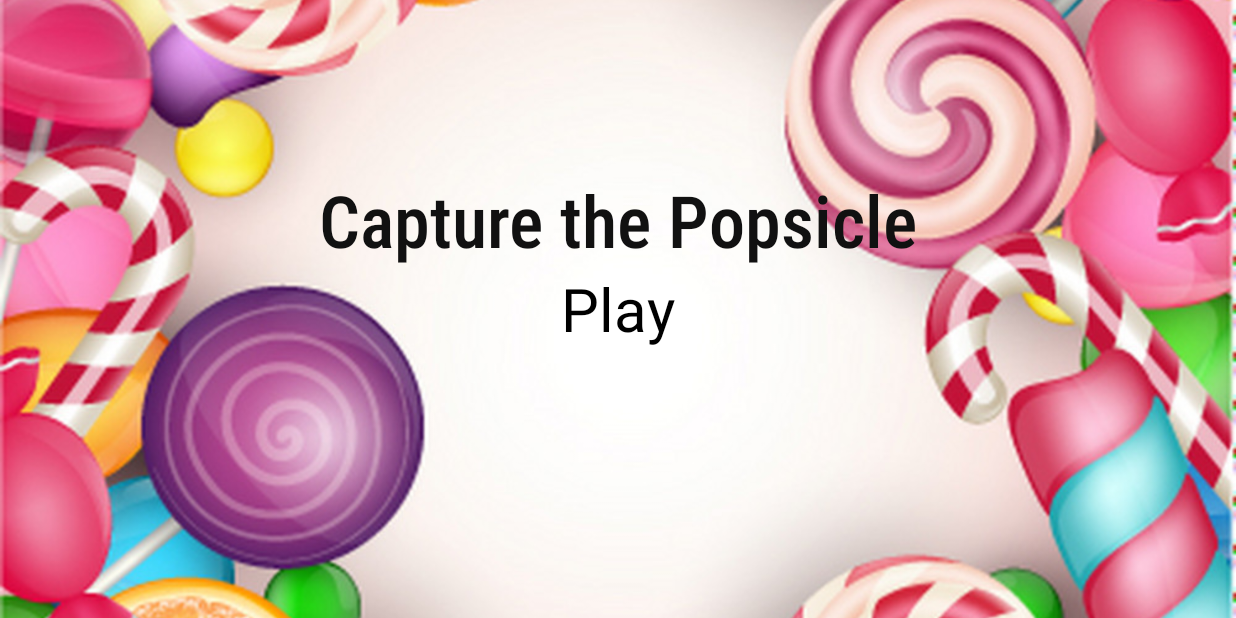
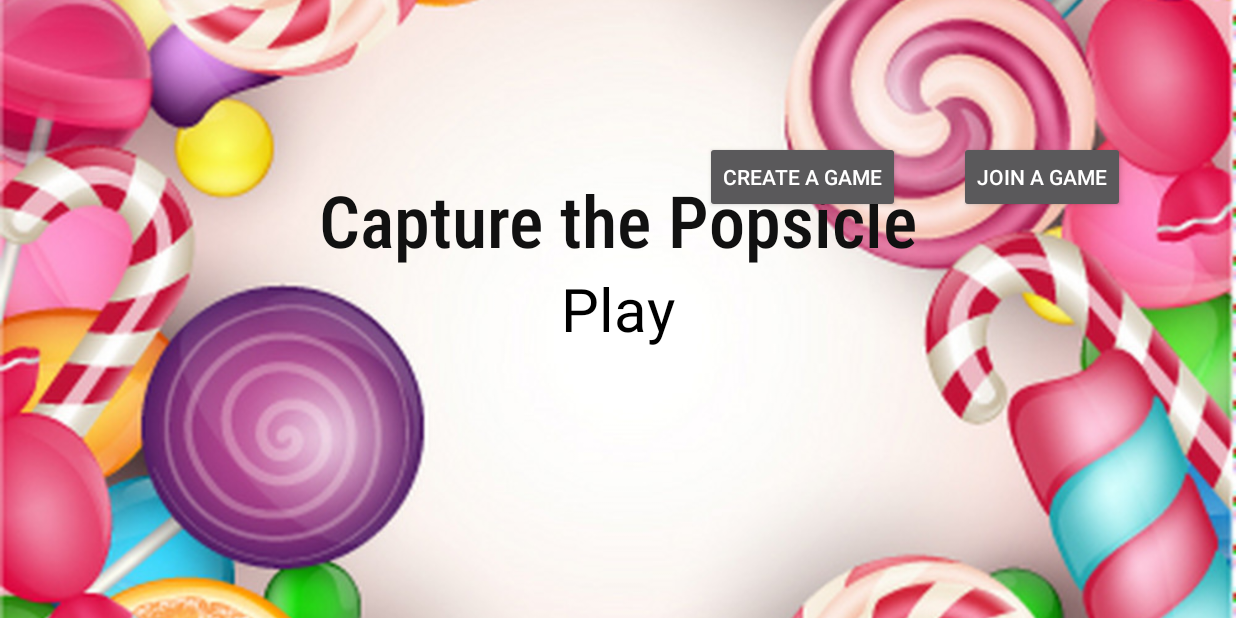
Before and after one commit to raihanahnabilah/popsicle-project, an Android app: the screen it shows after launch (StartGamePage), on a phone screen of 824 x 412 dp (held sideways). Run offline under Robolectric (Android 15) with nearby library versions, the phone set to English and light mode, and no system bars.

Commit message:
added createGame and joinGame activity pages w/ associated buttons

```diff
--- a/app/src/main/java/com/example/popsicleproject/GraphicsRenderer.java
+++ b/app/src/main/java/com/example/popsicleproject/GraphicsRenderer.java
@@ -25,7 +25,7 @@ public class GraphicsRenderer extends SurfaceView implements Runnable {
     private MainActivity activity;
     private List<Syrup> syrupsA1, syrupsA2, syrupsB1, syrupsB2;
 
-//    public GraphicsRenderer(Context context, int screenX, int screenY){
+//  public GraphicsRenderer(Context context, int screenX, int screenY){
     public GraphicsRenderer(MainActivity activity, int screenX, int screenY){
         super(activity);
 
--- /dev/null
+++ b/app/src/main/java/com/example/popsicleproject/Model.java
@@ -0,0 +1,4 @@
+package com.example.popsicleproject;
+
+public class Model {
+}
--- a/app/src/main/java/com/example/popsicleproject/StartGamePage.java
+++ b/app/src/main/java/com/example/popsicleproject/StartGamePage.java
@@ -6,8 +6,12 @@ import android.content.Intent;
 import android.os.Bundle;
 import android.view.View;
 import android.view.WindowManager;
+import android.widget.Button;
 
 public class StartGamePage extends AppCompatActivity {
+    // private Button playButton;
+    private Button createGameButton;
+    private Button joinGameButton;
 
     @Override
     protected void onCreate(Bundle savedInstanceState) {
@@ -15,6 +19,24 @@ public class StartGamePage extends AppCompatActivity {
         setContentView(R.layout.activity_start_game_page);
 
         getWindow().setFlags(WindowManager.LayoutParams.FLAG_FULLSCREEN, WindowManager.LayoutParams.FLAG_FULLSCREEN);
+
+
+        createGameButton = (Button) findViewById(R.id.button1);
+        createGameButton.setOnClickListener(new View.OnClickListener() {
+            @Override
+            public void onClick(View v) {
+                createGameActivity();
+            }
+        });
+
+        joinGameButton = (Button) findViewById(R.id.button2);
+        joinGameButton.setOnClickListener(new View.OnClickListener() {
+            @Override
+            public void onClick(View v) {
+                joinGameActivity();
+            }
+        });
+
 
         findViewById(R.id.play).setOnClickListener(new View.OnClickListener() {
             @Override
@@ -24,4 +46,19 @@ public class StartGamePage extends AppCompatActivity {
         });
 
     }
+
+    public void openActivity() {
+        Intent intent = new Intent(this, MainActivity.class);
+        startActivity(intent);
+    }
+
+    public void createGameActivity() {
+        Intent intent = new Intent(this, CreateGame.class);
+        startActivity(intent);
+    }
+
+    public void joinGameActivity() {
+        Intent intent = new Intent(this, JoinGame.class);
+        startActivity(intent);
+    }
 }
--- a/app/src/main/res/layout/activity_start_game_page.xml
+++ b/app/src/main/res/layout/activity_start_game_page.xml
@@ -9,8 +9,8 @@
     <ImageView
         android:layout_width="match_parent"
         android:layout_height="match_parent"
-        android:src="@mipmap/candyfield_1"
-        android:scaleType="centerCrop"/>
+        android:scaleType="centerCrop"
+        android:src="@mipmap/candyfield_1" />
 
     <TextView
         android:layout_width="wrap_content"
@@ -22,15 +22,35 @@
         android:layout_above ="@id/play"
         android:layout_centerHorizontal="true"
         />
+
     <TextView
+        android:id="@+id/play"
         android:layout_width="wrap_content"
         android:layout_height="wrap_content"
+        android:layout_centerInParent="true"
         android:text="Play"
-        android:textSize="40sp"
-        android:layout_centerInParent="true"
         android:textColor="#000000"
-        android:id="@+id/play" />
+        android:textSize="40sp" />
 
+    <Button
+        android:id="@+id/button1"
+        android:layout_width="wrap_content"
+        android:layout_height="wrap_content"
+        android:layout_alignParentEnd="true"
+        android:layout_alignParentBottom="true"
+        android:layout_marginEnd="224dp"
+        android:layout_marginBottom="270dp"
+        android:text="Create a Game" />
+
+    <Button
+        android:id="@+id/button2"
+        android:layout_width="wrap_content"
+        android:layout_height="wrap_content"
+        android:layout_alignParentEnd="true"
+        android:layout_alignParentBottom="true"
+        android:layout_marginEnd="74dp"
+        android:layout_marginBottom="270dp"
+        android:text="Join a Game" />
 
 
 </RelativeLayout>
```
Also changed, not shown: app/src/main/AndroidManifest.xml (+7 -2 lines), app/src/main/java/com/example/popsicleproject/CreateGame.java (added, +14 -0 lines), app/src/main/java/com/example/popsicleproject/JoinGame.java (added, +14 -0 lines), app/src/main/res/layout/activity_create_game.xml (added, +17 -0 lines), app/src/main/res/layout/activity_join_game.xml (added, +17 -0 lines), 1 other file.
